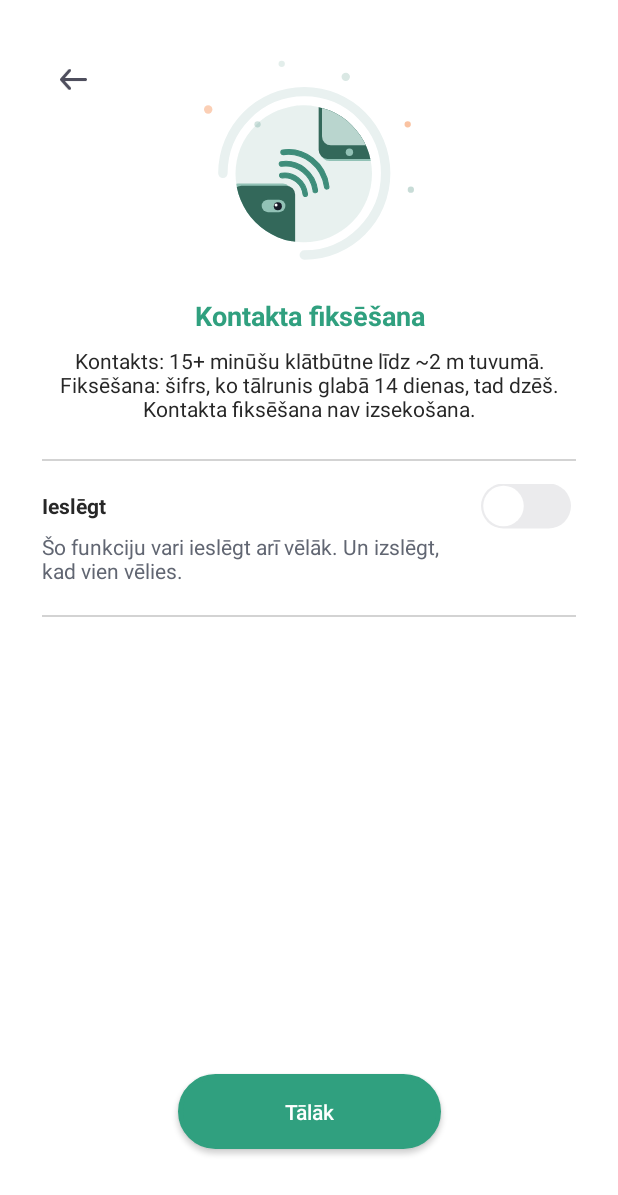
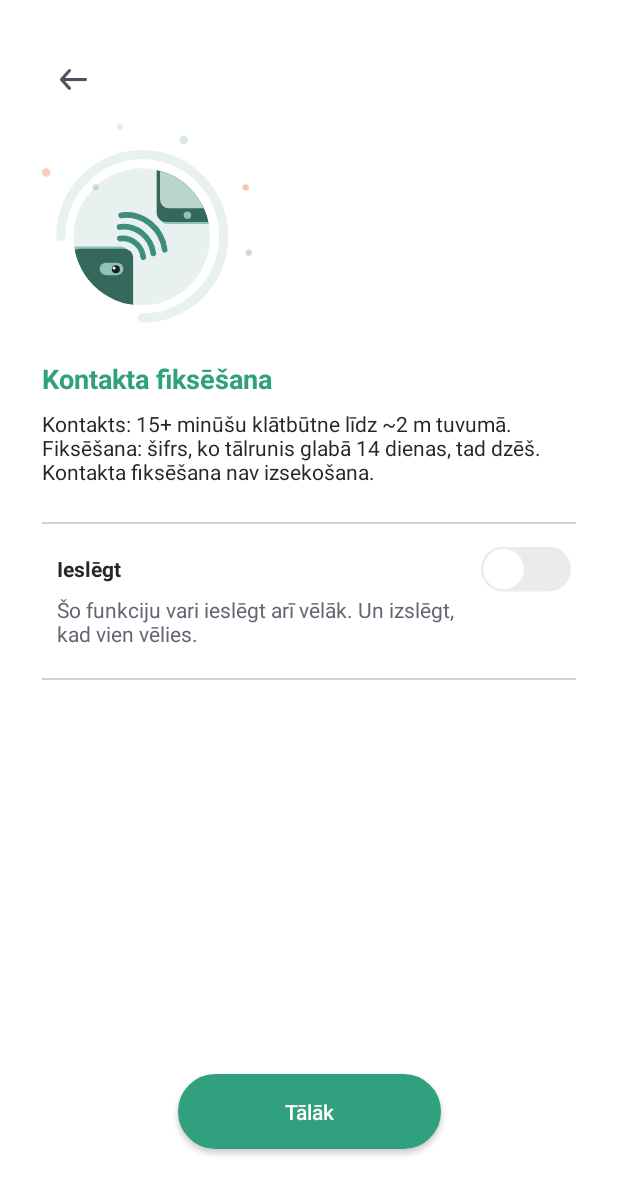
Before and after one commit to ApturiCOVID/apturicovid-android, an Android app: the ActivationFragment screen opened through its navigation route, on a phone screen of 412 x 824 dp. Shown: the top 1195 px of the screen. Run offline under Robolectric (Android 15) with nearby library versions, the light colour scheme and no system bars; our stand-ins replace Dagger/Hilt's generated code, RxJava, Timber, data binding; libraries missing offline, so code that uses them is left out: com.moczul.ok2curl; 9 statements that could not run were skipped.

Commit message:
DIG-541: Make ActivationFragment views align to the left

```diff
--- a/app/src/main/res/layout/fragment_activation.xml
+++ b/app/src/main/res/layout/fragment_activation.xml
@@ -27,11 +27,10 @@
                 android:id="@+id/contact_image_iv"
                 android:layout_width="wrap_content"
                 android:layout_height="wrap_content"
+                android:layout_marginStart="@dimen/fragment_side_margin"
                 android:src="@drawable/image_contact"
-                android:layout_marginTop="16dp"
-                app:layout_constraintEnd_toEndOf="parent"
                 app:layout_constraintStart_toStartOf="parent"
-                app:layout_constraintTop_toTopOf="@id/back_arrow_iv" />
+                app:layout_constraintTop_toBottomOf="@id/back_arrow_iv" />
 
             <TextView
                 android:id="@+id/activation_title_tv"
@@ -41,7 +40,6 @@
                 android:layout_marginTop="24dp"
                 android:layout_marginEnd="@dimen/fragment_side_margin"
                 android:text="@string/label_contact_title_tv"
-                android:textAlignment="center"
                 android:textColor="@color/titleTextColor"
                 android:textSize="18sp"
                 android:textStyle="bold"
@@ -57,7 +55,6 @@
                 android:layout_marginTop="8dp"
                 android:layout_marginEnd="@dimen/fragment_side_margin"
                 android:text="@string/label_contact_activation_description_tv"
-                android:textAlignment="center"
                 android:textColor="@color/subtitleTextColor"
                 android:textSize="14sp"
                 app:layout_constraintEnd_toEndOf="parent"
@@ -80,7 +77,7 @@
                 android:id="@+id/label_activate_tv"
                 android:layout_width="0dp"
                 android:layout_height="wrap_content"
-                android:layout_marginStart="@dimen/fragment_side_margin"
+                android:layout_marginStart="@dimen/fragment_large_side_margin"
                 android:layout_marginTop="20dp"
                 android:text="@string/label_activate"
                 android:textColor="@color/subtitleTextColor"
@@ -93,7 +90,7 @@
                 android:id="@+id/label_switch_description_tv"
                 android:layout_width="0dp"
                 android:layout_height="wrap_content"
-                android:layout_marginStart="@dimen/fragment_side_margin"
+                android:layout_marginStart="@dimen/fragment_large_side_margin"
                 android:layout_marginTop="8dp"
                 android:text="@string/label_switch_description"
                 android:textColor="@color/regularTextColor"
--- a/app/src/main/res/values-sw360dp-h660dp-xxhdpi/dimens.xml
+++ b/app/src/main/res/values-sw360dp-h660dp-xxhdpi/dimens.xml
@@ -24,6 +24,7 @@
     <dimen name="web_view_back_width">45dp</dimen>
     <dimen name="web_view_back_insets">16dp</dimen>
     <dimen name="fragment_side_margin">28dp</dimen>
+    <dimen name="fragment_large_side_margin">38dp</dimen>
     <dimen name="confirmation_fragment_side_margin">20dp</dimen>
     <dimen name="confirmation_dialog_button_size">16sp</dimen>
     <dimen name="fragment_top_margin">56dp</dimen>
--- a/app/src/main/res/values/dimens.xml
+++ b/app/src/main/res/values/dimens.xml
@@ -24,6 +24,7 @@
     <dimen name="web_view_back_width">45dp</dimen>
     <dimen name="web_view_back_insets">16dp</dimen>
     <dimen name="fragment_side_margin">28dp</dimen>
+    <dimen name="fragment_large_side_margin">38dp</dimen>
     <dimen name="confirmation_fragment_side_margin">20dp</dimen>
     <dimen name="confirmation_dialog_button_size">16sp</dimen>
     <dimen name="fragment_top_margin">56dp</dimen>
```
